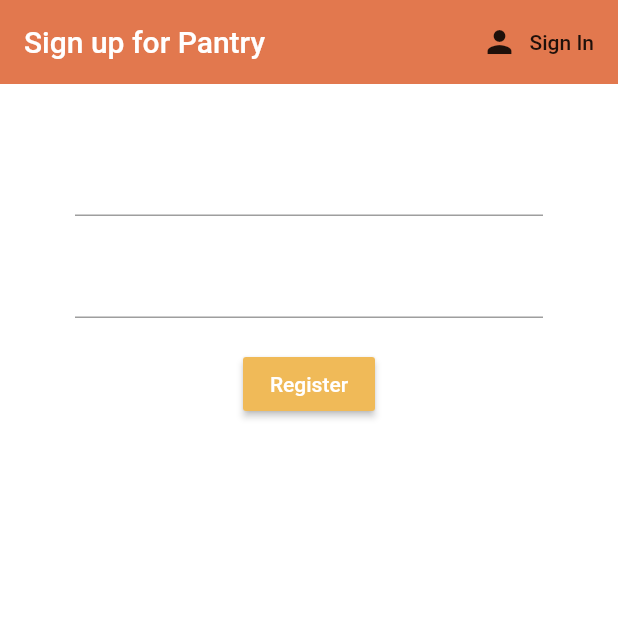
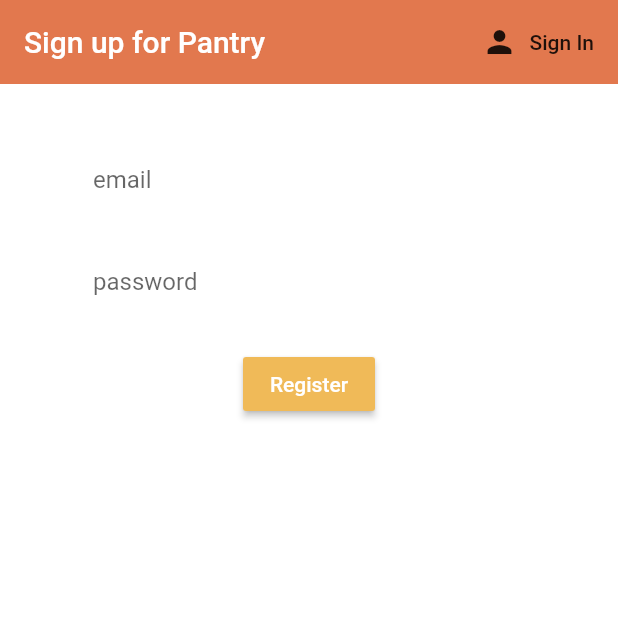
Before and after one commit to franklinshe/pantry, a Flutter app: the screen it shows after launch, after a tap on "Sign In", after a tap on "Register", on a phone screen of 412 x 824 dp, the top half of it. Run offline on Flutter 3.47's test engine with Material 2 defaults, Android fonts, the phone set to English and light mode, and no system bars; our stand-ins replace firebase_auth, flutter_spinkit; accounts and stored records are empty.

Commit message:
improved login, added loading screen

```diff
--- a/lib/screens/authenticate/register.dart
+++ b/lib/screens/authenticate/register.dart
@@ -1,4 +1,6 @@
 import 'package:flutter/material.dart';
+import 'package:pantry/shared/constants.dart';
+import 'package:pantry/shared/loading.dart';
 import 'package:pantry/services/auth.dart';
 
 class Register extends StatefulWidget {
@@ -13,13 +15,16 @@ class _RegisterState extends State<Register> {
   final AuthService _auth = AuthService();
   final _formKey = GlobalKey<FormState>();
   String error = '';
+  bool loading = false;
 
   String email = '';
   String password = '';
 
   @override
   Widget build(BuildContext context) {
-    return Scaffold(
+    return loading
+        ? Loading()
+        : Scaffold(
             backgroundColor: Colors.white,
             appBar: AppBar(
               backgroundColor: Color(0xffe2784e),
@@ -41,6 +46,8 @@ class _RegisterState extends State<Register> {
                   children: <Widget>[
                     SizedBox(height: 20.0),
                     TextFormField(
+                      decoration:
+                          textInputDecoration.copyWith(hintText: 'email'),
                       validator: (val) => val.isEmpty ? 'Enter an email' : null,
                       onChanged: (val) {
                         setState(() => email = val);
@@ -48,9 +55,12 @@ class _RegisterState extends State<Register> {
                     ),
                     SizedBox(height: 20.0),
                     TextFormField(
+                      decoration:
+                          textInputDecoration.copyWith(hintText: 'password'),
                       obscureText: true,
-                validator: (val) =>
-                    val.length < 6 ? 'Enter a password 6+ chars long' : null,
+                      validator: (val) => val.length < 6
+                          ? 'Enter a password 6+ chars long'
+                          : null,
                       onChanged: (val) {
                         setState(() => password = val);
                       },
@@ -64,10 +74,12 @@ class _RegisterState extends State<Register> {
                         ),
                         onPressed: () async {
                           if (_formKey.currentState.validate()) {
-                      dynamic result = await _auth.registerWithEmailAndPassword(
-                          email, password);
+                            setState(() => loading = true);
+                            dynamic result = await _auth
+                                .registerWithEmailAndPassword(email, password);
                             if (result == null) {
                               setState(() {
+                                loading = false;
                                 error = 'Please supply a valid email';
                               });
                             }
--- a/lib/screens/authenticate/sign_in.dart
+++ b/lib/screens/authenticate/sign_in.dart
@@ -1,4 +1,6 @@
 import 'package:flutter/material.dart';
+import 'package:pantry/shared/constants.dart';
+import 'package:pantry/shared/loading.dart';
 import 'package:pantry/services/auth.dart';
 
 class SignIn extends StatefulWidget {
@@ -13,13 +15,16 @@ class _SignInState extends State<SignIn> {
   final AuthService _auth = AuthService();
   final _formKey = GlobalKey<FormState>();
   String error = '';
+  bool loading = false;
 
   String email = '';
   String password = '';
 
   @override
   Widget build(BuildContext context) {
-    return Scaffold(
+    return loading
+        ? Loading()
+        : Scaffold(
             backgroundColor: Colors.white,
             appBar: AppBar(
               backgroundColor: Color(0xffe2784e),
@@ -41,6 +46,8 @@ class _SignInState extends State<SignIn> {
                   children: <Widget>[
                     SizedBox(height: 20.0),
                     TextFormField(
+                      decoration:
+                          textInputDecoration.copyWith(hintText: 'email'),
                       validator: (val) => val.isEmpty ? 'Enter an email' : null,
                       onChanged: (val) {
                         setState(() => email = val);
@@ -48,9 +55,12 @@ class _SignInState extends State<SignIn> {
                     ),
                     SizedBox(height: 20.0),
                     TextFormField(
+                      decoration:
+                          textInputDecoration.copyWith(hintText: 'password'),
                       obscureText: true,
-                validator: (val) =>
-                    val.length < 6 ? 'Enter a password 6+ chars long' : null,
+                      validator: (val) => val.length < 6
+                          ? 'Enter a password 6+ chars long'
+                          : null,
                       onChanged: (val) {
                         setState(() => password = val);
                       },
@@ -64,11 +74,14 @@ class _SignInState extends State<SignIn> {
                         ),
                         onPressed: () async {
                           if (_formKey.currentState.validate()) {
-                      dynamic result = await _auth.signInWithEmailAndPassword(
-                          email, password);
+                            setState(() => loading = true);
+                            dynamic result = await _auth
+                                .signInWithEmailAndPassword(email, password);
                             if (result == null) {
                               setState(() {
-                          error = 'Could not sign in with those credentials';
+                                loading = false;
+                                error =
+                                    'Could not sign in with those credentials';
                               });
                             }
                           }
--- /dev/null
+++ b/lib/shared/constants.dart
@@ -0,0 +1,13 @@
+import 'package:flutter/material.dart';
+
+const textInputDecoration = InputDecoration(
+  fillColor: Colors.white,
+  filled: true,
+  contentPadding: EdgeInsets.all(12.0),
+  enabledBorder: OutlineInputBorder(
+    borderSide: BorderSide(color: Colors.white, width: 2.0),
+  ),
+  focusedBorder: OutlineInputBorder(
+    borderSide: BorderSide(color: Color(0xfff0ba58), width: 2.0),
+  ),
+);
--- a/pubspec.yaml
+++ b/pubspec.yaml
@@ -25,15 +25,13 @@ dependencies:
     sdk: flutter
 
   firebase_core: ^0.4.0+9
-
   firebase_analytics: ^5.0.2
-
   cloud_firestore: ^0.12.9+5
-
   firebase_auth: ^0.14.0+5
 
   provider: ^4.3.3
 
+  flutter_spinkit: ^4.1.2
 
   # The following adds the Cupertino Icons font to your application.
   # Use with the CupertinoIcons class for iOS style icons.
```
Also changed, not shown: lib/shared/loading.dart (added, +17 -0 lines), pubspec.lock. Lines whose indentation alone changed are shown as unchanged.
